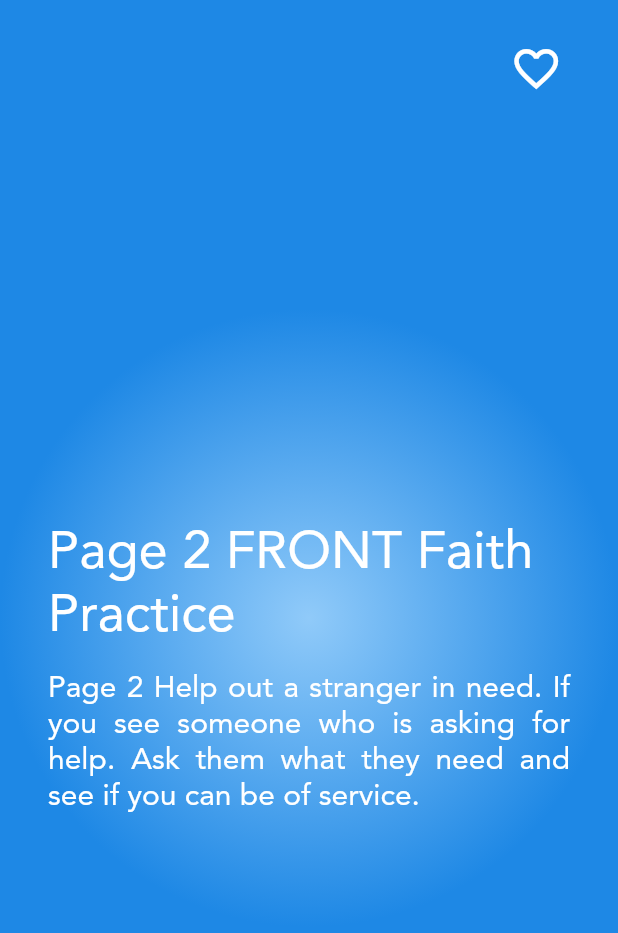
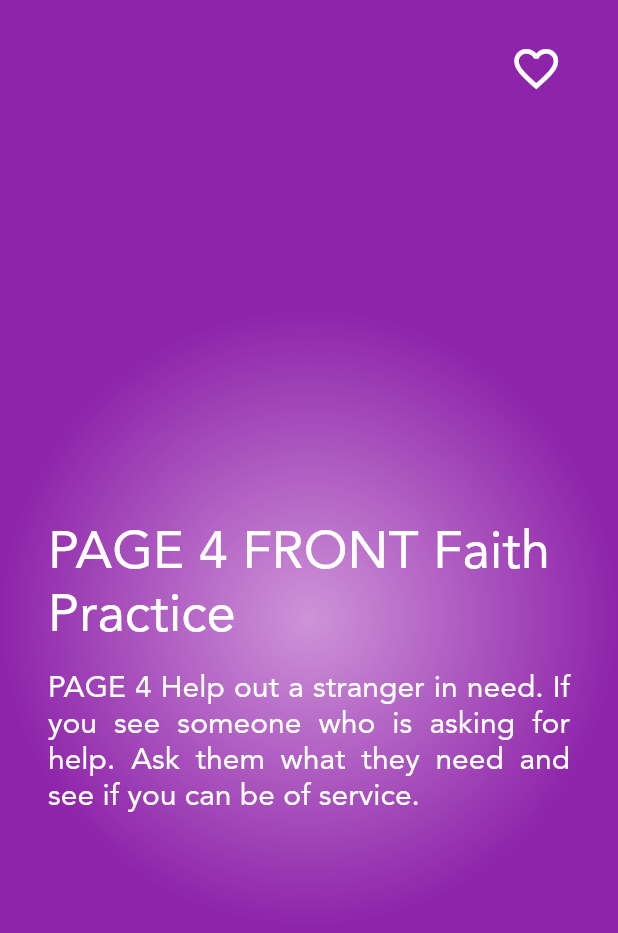
Before and after one commit to heavenya/inspire-flutter, a Flutter app: the screen it shows after launch, scrolled down 576 dp, after a tap on the "favorite outline" icon, on a phone screen of 412 x 824 dp. Shown: the top 933 px of the screen. Run offline on Flutter 3.47's test engine with Material 2 defaults, Android fonts, the phone set to English and light mode, and no system bars; our stand-ins replace flutter_local_notifications, timezone.

Commit message:
Latest Code Notification and Shuffle

```diff
--- /dev/null
+++ b/lib/Notification Service/service.dart
@@ -0,0 +1,206 @@
+// import 'package:flutter/material.dart';
+// import 'package:flutter_local_notifications/flutter_local_notifications.dart';
+
+// class NotificationService {
+//   // FlutterLocalNotificationsPlugin flutterLocalNotificationsPlugin =
+//   //     FlutterLocalNotificationsPlugin(); //
+//   // void requestIOSPermissions() {
+//   //   flutterLocalNotificationsPlugin
+//   //       .resolvePlatformSpecificImplementation<
+//   //           IOSFlutterLocalNotificationsPlugin>()
+//   //       ?.requestPermissions(
+//   //         alert: true,
+//   //         badge: true,
+//   //         sound: true,
+//   //       );
+//   // }
+
+//   // Future selectNotification(String? payload) async {
+//   //   if (payload != null) {
+//   //     print('notification payload: $payload');
+//   //   } else {
+//   //     print("Notification Done");
+//   //   }
+//   //   print("CLICK");
+//   // }
+
+//   // Future<void> showWeeklyAtDayTime() async {
+//   //   var time = Time(10, 0, 0);
+//   //   var androidChannelSpecifics = AndroidNotificationDetails(
+//   //     'CHANNEL_ID 5',
+//   //     'CHANNEL_NAME 5',
+//   //     importance: Importance.max,
+//   //     priority: Priority.high,
+//   //   );
+//   //   var iosChannelSpecifics = IOSNotificationDetails();
+//   //   var platformChannelSpecifics = NotificationDetails(
+//   //       android: androidChannelSpecifics, iOS: iosChannelSpecifics);
+//   //   await flutterLocalNotificationsPlugin.showWeeklyAtDayAndTime(
+//   //     0,
+//   //     'Test Title at ${time.hour}:${time.minute}.${time.second}',
+//   //     'Test Body', //null
+//   //     Day.saturday,
+//   //     time,
+//   //     platformChannelSpecifics,
+//   //     payload: 'Test Payload',
+//   //   );
+//   // }
+
+//   final FlutterLocalNotificationsPlugin _flutterLocalNotificationsPlugin =
+//       FlutterLocalNotificationsPlugin();
+
+//   Future initialize() async {
+//     FlutterLocalNotificationsPlugin flutterLocalNotificationsPlugin =
+//         FlutterLocalNotificationsPlugin();
+
+//     AndroidInitializationSettings androidInitializationSettings =
+//         AndroidInitializationSettings("@mipmap/ic_launcher");
+
+//     IOSInitializationSettings iosInitializationSettings =
+//         IOSInitializationSettings();
+
+//     final InitializationSettings initializationSettings =
+//         InitializationSettings(
+//             android: androidInitializationSettings,
+//             iOS: iosInitializationSettings);
+
+//     await flutterLocalNotificationsPlugin.initialize(initializationSettings);
+//   }
+
+//   Future instantNofitication() async {
+//     var android = AndroidNotificationDetails("id", "channel",
+//         channelDescription: "DESCCCCCCCCCCCCCCCCCCc");
+
+//     var ios = IOSNotificationDetails();
+
+//     var platform = new NotificationDetails(android: android, iOS: ios);
+
+//     await _flutterLocalNotificationsPlugin.show(
+//         0, "Demo instant notification", "Tap to do something", platform,
+//         payload: "Welcome to demo app");
+//   }
+
+//   Future<void> showWeeklyAtDayTime() async {
+//     var time = Time(14, 8, 0);
+//     var androidChannelSpecifics = AndroidNotificationDetails(
+//       'CHANNEL_ID 5',
+//       'CHANNEL_NAME 5',
+//       importance: Importance.max,
+//       priority: Priority.high,
+//     );
+//     var iosChannelSpecifics = IOSNotificationDetails();
+//     var platformChannelSpecifics = NotificationDetails(
+//         android: androidChannelSpecifics, iOS: iosChannelSpecifics);
+//     await _flutterLocalNotificationsPlugin.showWeeklyAtDayAndTime(
+//       0,
+//       'Test Title at ${time.hour}:${time.minute}.${time.second}',
+//       'Test Body', //null
+//       Day.saturday,
+//       time,
+//       platformChannelSpecifics,
+//       payload: 'Test Payload',
+//     );
+//   }
+// }
+
+import 'package:flutter_local_notifications/flutter_local_notifications.dart';
+import 'package:timezone/data/latest.dart' as tz;
+import 'package:timezone/timezone.dart' as tz;
+
+class NotifyHelper {
+  FlutterLocalNotificationsPlugin flutterLocalNotificationsPlugin =
+      FlutterLocalNotificationsPlugin(); //
+
+  initializeNotification() async {
+    tz.initializeTimeZones();
+    final IOSInitializationSettings initializationSettingsIOS =
+        IOSInitializationSettings(
+            requestSoundPermission: false,
+            requestBadgePermission: false,
+            requestAlertPermission: false,
+            onDidReceiveLocalNotification: onDidReceiveLocalNotification);
+
+    final AndroidInitializationSettings initializationSettingsAndroid =
+        AndroidInitializationSettings("appicon");
+
+    final InitializationSettings initializationSettings =
+        InitializationSettings(
+      iOS: initializationSettingsIOS,
+      android: initializationSettingsAndroid,
+    );
+    await flutterLocalNotificationsPlugin.initialize(initializationSettings,
+        onSelectNotification: selectNotification);
+  }
+
+  showWeeklyAtDayTime() async {
+    var time = Time(10, 00, 0);
+    print(time);
+    var androidChannelSpecifics = AndroidNotificationDetails(
+      'CHANNEL_ID 5',
+      'CHANNEL_NAME 5',
+      channelDescription: 'Inspire',
+      importance: Importance.max,
+      priority: Priority.high,
+    );
+    var iosChannelSpecifics = IOSNotificationDetails();
+    var platformChannelSpecifics = NotificationDetails(
+        android: androidChannelSpecifics, iOS: iosChannelSpecifics);
+    await flutterLocalNotificationsPlugin.showWeeklyAtDayAndTime(
+      0,
+      'INSPIRE',
+      'Test Body', //null
+      Day.monday,
+      time,
+      platformChannelSpecifics,
+      payload: 'Test Payload',
+    );
+  }
+
+  void requestIOSPermissions() {
+    flutterLocalNotificationsPlugin
+        .resolvePlatformSpecificImplementation<
+            IOSFlutterLocalNotificationsPlugin>()
+        ?.requestPermissions(
+          alert: true,
+          badge: true,
+          sound: true,
+        );
+  }
+
+  Future selectNotification(String? payload) async {
+    if (payload != null) {
+      print('notification payload: $payload');
+    } else {
+      print("Notification Done");
+    }
+    print("CLICKKKK");
+  }
+
+  Future onDidReceiveLocalNotification(
+      int? id, String? title, String? body, String? payload) async {
+    // display a dialog with the notification details, tap ok to go to another page
+    /*showDialog(
+      //context: context,
+      builder: (BuildContext context) => CupertinoAlertDialog(
+        title: Text(title),
+        content: Text(body),
+        actions: [
+          CupertinoDialogAction(
+            isDefaultAction: true,
+            child: Text('Ok'),
+            onPressed: () async {
+              Navigator.of(context, rootNavigator: true).pop();
+              await Navigator.push(
+                context,
+                MaterialPageRoute(
+                  builder: (context) => SecondScreen(payload),
+                ),
+              );
+            },
+          )
+        ],
+      ),
+    );*/
+    print("CLICKKKK");
+  }
+}
--- a/lib/main.dart
+++ b/lib/main.dart
@@ -5,7 +5,10 @@
 import 'package:flutter/material.dart';
 import 'package:inspire/pages/base_screen.dart';
 
-void main() => runApp(MyApp());
+Future<void> main() async {
+  WidgetsFlutterBinding.ensureInitialized();
+  runApp(MyApp());
+}
 
 class MyApp extends StatelessWidget {
   @override
@@ -19,7 +22,7 @@ class MyApp extends StatelessWidget {
           bodyText2: TextStyle(color: Colors.white, fontSize: 20.0),
         ),
       ),
-      title: 'Welcome to Flutter',
+      title: 'Inspire',
       home: BaseScreen(),
     );
   }
--- a/lib/pages/base_screen.dart
+++ b/lib/pages/base_screen.dart
@@ -1,4 +1,5 @@
 import 'package:flutter/material.dart';
+import 'package:inspire/Notification%20Service/service.dart';
 import 'package:inspire/utilities/globals.dart' as globals;
 import 'package:url_launcher/url_launcher.dart';
 
@@ -9,9 +10,15 @@ class BaseScreen extends StatefulWidget {
 
 class _BaseScreenState extends State<BaseScreen> {
   PageController? _pageController = PageController();
+  var notifyHelper;
 
   @override
   void initState() {
+    notifyHelper = NotifyHelper();
+    notifyHelper.initializeNotification();
+    notifyHelper.requestIOSPermissions();
+    notifyHelper.showWeeklyAtDayTime();
+    globals.quotes.shuffle();
     _pageController = PageController(initialPage: 0);
     super.initState();
   }
@@ -19,6 +26,7 @@ class _BaseScreenState extends State<BaseScreen> {
   @override
   void dispose() {
     _pageController?.dispose();
+
     super.dispose();
   }
 
@@ -33,6 +41,7 @@ class _BaseScreenState extends State<BaseScreen> {
             onTap: () {
               setState(() {
                 onTapVal = true;
+
                 backTitle = !backTitle;
               });
             },
@@ -64,7 +73,8 @@ class _BaseScreenState extends State<BaseScreen> {
                         children: [
                           IconButton(
                             onPressed: () {
-                              launchURL();
+                              // launchURL();
+                              notifyHelper.showWeeklyAtDayTime();
                             },
                             icon: Icon(
                               Icons.favorite_border_outlined,
@@ -109,6 +119,15 @@ class _BaseScreenState extends State<BaseScreen> {
     );
   }
 
+  Future notificationSelected(String? payload) async {
+    showDialog(
+      context: context,
+      builder: (context) => AlertDialog(
+        content: Text("Notification : $payload"),
+      ),
+    );
+  }
+
   void launchURL() async => await canLaunch(globals.url)
       ? await launch(globals.url)
       : throw 'Could not launch ${globals.url}';
--- a/pubspec.yaml
+++ b/pubspec.yaml
@@ -31,6 +31,7 @@ dependencies:
   flutter:
     sdk: flutter
   flutter_launcher_icons: ^0.9.2
+  flutter_local_notifications: ^9.1.4
   url_launcher: ^6.0.12
 
 dev_dependencies:
```
Also changed, not shown: pubspec.lock, 2 other files.
